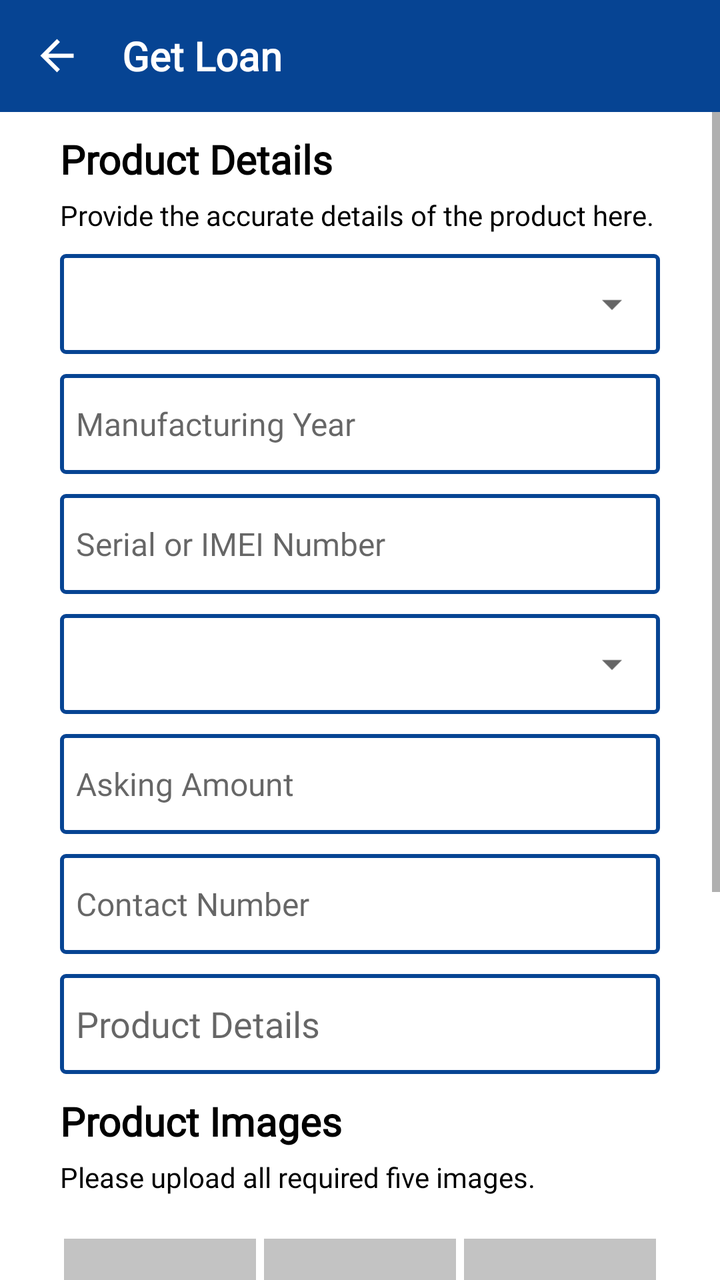
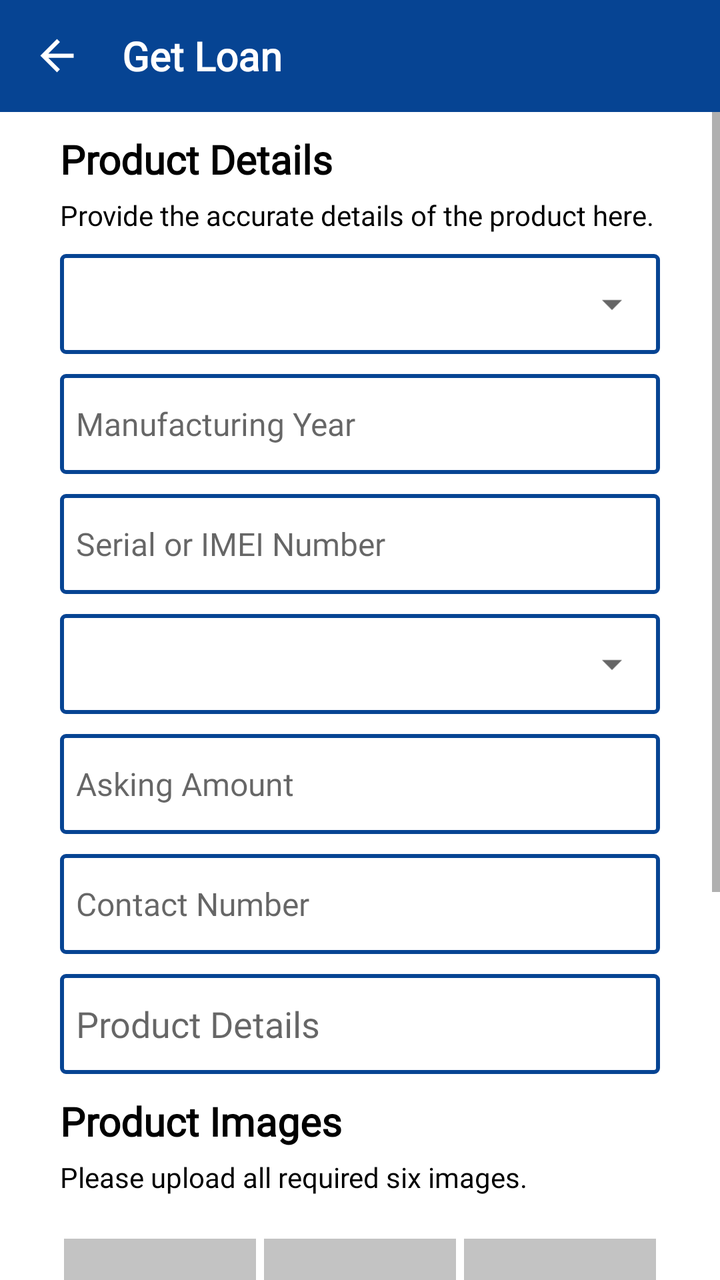

The first picture is an Android layout as it rendered before a commit; the second is the same layout after the commit. The layout source and the unified diff follow.
<!-- AndroidManifest.xml: application theme Theme.MGXChange -->
<!-- res/layout/activity_add_product_to_get_loan.xml -->
<?xml version="1.0" encoding="utf-8"?>
<LinearLayout xmlns:android="http://schemas.android.com/apk/res/android"
    xmlns:app="http://schemas.android.com/apk/res-auto"
    xmlns:tools="http://schemas.android.com/tools"
    android:layout_width="match_parent"
    android:layout_height="match_parent"
    android:orientation="vertical"
    tools:context=".activities.AddProductToGetLoan"
    >


    <androidx.appcompat.widget.Toolbar
        android:id="@+id/toolbar_product_details"
        android:layout_width="match_parent"
        android:layout_height="?attr/actionBarSize"
        android:background="?attr/colorPrimary"
        app:popupTheme="@style/AppTheme.PopupOverlay">

        <RelativeLayout
            android:layout_width="match_parent"
            android:layout_height="match_parent">

            <TextView
                android:id="@+id/title_toolbar"
                android:layout_width="wrap_content"
                android:layout_height="wrap_content"
                android:layout_centerVertical="true"
                android:layout_toEndOf="@id/img_btn_back"
                android:layout_toRightOf="@id/img_btn_back"
                android:fontFamily="@font/sf_regular"
                android:text="@string/toolbar_get_loan"
                android:textColor="@color/white"
                android:textSize="20sp"
                android:textStyle="bold" />

            <ImageView
                android:id="@+id/img_btn_back"
                android:layout_width="25dp"
                android:layout_height="35dp"
                android:layout_alignParentStart="true"
                android:layout_alignParentLeft="true"
                android:layout_centerInParent="true"
                android:layout_marginEnd="20dp"
                android:layout_marginRight="20dp"
                android:src="@drawable/ic_back_button" />
        </RelativeLayout>
    </androidx.appcompat.widget.Toolbar>

    <ScrollView
        android:layout_width="match_parent"
        android:layout_height="match_parent">

        <LinearLayout
            android:layout_width="match_parent"
            android:layout_height="wrap_content"
            android:background="@color/white"
            android:orientation="vertical">

            <TextView
                android:id="@+id/tv_customer_complain_header"
                android:layout_width="wrap_content"
                android:layout_height="wrap_content"
                android:layout_marginLeft="30dp"
                android:layout_marginTop="10dp"
                android:layout_marginRight="30dp"
                android:fontFamily="@font/sf_bold"
                android:text="@string/product_header_product_details"
                android:textColor="@color/black"
                android:textSize="20sp"
                android:textStyle="bold" />

            <TextView
                android:id="@+id/tv_customer_complain_header_below"
                android:layout_width="wrap_content"
                android:layout_height="wrap_content"
                android:layout_marginLeft="30dp"
                android:layout_marginTop="5dp"
                android:layout_marginRight="30dp"
                android:fontFamily="@font/sf_regular"
                android:text="@string/text_product_header"
                android:textColor="@color/black" />

            <LinearLayout
                android:layout_width="match_parent"
                android:layout_height="wrap_content"
                android:layout_marginLeft="30dp"
                android:layout_marginTop="10dp"
                android:layout_marginRight="30dp"
                android:background="@drawable/custom_et_all"
                android:orientation="vertical">

                <Spinner
                    android:id="@+id/spProductType"
                    android:layout_width="match_parent"
                    android:layout_height="50dp"
                    android:padding="4dp"
                    android:spinnerMode="dropdown" />

            </LinearLayout>

            <EditText
                android:id="@+id/etProductYear"
                android:layout_width="match_parent"
                android:layout_height="50dp"
                android:layout_marginLeft="30dp"
                android:layout_marginTop="10dp"
                android:layout_marginRight="30dp"
                android:background="@drawable/custom_et_all"
                android:fontFamily="@font/sf_regular"
                android:hint="@string/product_year_text"
                android:inputType="text"
                android:maxLines="1"
                android:padding="8dp"
                android:textSize="16sp" />

            <EditText
                android:id="@+id/etProductSerial"
                android:layout_width="match_parent"
                android:layout_height="50dp"
                android:layout_marginLeft="30dp"
                android:layout_marginTop="10dp"
                android:layout_marginRight="30dp"
                android:background="@drawable/custom_et_all"
                android:fontFamily="@font/sf_regular"
                android:hint="@string/complain_item_serial_or_imei"
                android:inputType="text"
                android:maxLines="1"
                android:padding="8dp"
                android:textSize="16sp" />

            <LinearLayout
                android:layout_width="match_parent"
                android:layout_height="wrap_content"
                android:layout_marginLeft="30dp"
                android:layout_marginTop="10dp"
                android:layout_marginRight="30dp"
                android:background="@drawable/custom_et_all"
                android:orientation="vertical">

                <Spinner
                    android:id="@+id/spProductCondition"
                    android:layout_width="match_parent"
                    android:layout_height="50dp"
                    android:padding="4dp"
                    android:spinnerMode="dropdown" />
            </LinearLayout>

            <EditText
                android:id="@+id/etAskingAmount"
                android:layout_width="match_parent"
                android:layout_height="50dp"
                android:layout_marginLeft="30dp"
                android:layout_marginTop="10dp"
                android:layout_marginRight="30dp"
                android:background="@drawable/custom_et_all"
                android:fontFamily="@font/sf_regular"
                android:hint="@string/required_loan_amount_text"
                android:inputType="text"
                android:maxLines="1"
                android:padding="8dp"
                android:paddingTop="8dp"
                android:textSize="16sp" />

            <EditText
                android:id="@+id/etContactNumber"
                android:layout_width="match_parent"
                android:layout_height="50dp"
                android:layout_marginLeft="30dp"
                android:layout_marginTop="10dp"
                android:layout_marginRight="30dp"
                android:background="@drawable/custom_et_all"
                android:fontFamily="@font/sf_regular"
                android:hint="@string/contact"
                android:inputType="phone"
                android:padding="8dp"
                android:textSize="16sp" />

            <EditText
                android:id="@+id/etProductDetails"
                android:layout_width="match_parent"
                android:layout_height="50dp"
                android:layout_marginLeft="30dp"
                android:layout_marginTop="10dp"
                android:layout_marginRight="30dp"
                android:background="@drawable/custom_et_all"
                android:fontFamily="@font/sf_regular"
                android:hint="@string/complain_product_detail"
                android:inputType="text"
                android:padding="8dp"
                android:textSize="18sp" />

            <TextView
                android:id="@+id/tv_product_images_header"
                android:layout_width="wrap_content"
                android:layout_height="wrap_content"
                android:layout_marginLeft="30dp"
                android:layout_marginTop="10dp"
                android:layout_marginRight="30dp"
                android:fontFamily="@font/sf_bold"
                android:text="@string/product_image_header"
                android:textColor="@color/black"
                android:textSize="20sp"
                android:textStyle="bold" />

            <TextView
                android:id="@+id/tv_product_images_text"
                android:layout_width="wrap_content"
                android:layout_height="wrap_content"
                android:layout_marginLeft="30dp"
                android:layout_marginTop="5dp"
                android:layout_marginRight="30dp"
                android:fontFamily="@font/sf_regular"
                android:text="@string/product_image_text"
                android:textColor="@color/black" />

            <LinearLayout
                android:layout_width="match_parent"
                android:layout_height="wrap_content"
                android:layout_marginLeft="30dp"
                android:layout_marginRight="30dp"
                android:gravity="center"
                android:orientation="horizontal"
                android:weightSum="3">

                <RelativeLayout
                    android:layout_width="0dp"
                    android:layout_height="wrap_content"
                    android:layout_marginLeft="2dp"
                    android:layout_marginTop="5dp"
                    android:layout_marginRight="2dp"
                    android:layout_weight="1">

                    <ImageView
                        android:id="@+id/ivProductImage1"
                        android:layout_width="100dp"
                        android:layout_height="100dp"
                        android:layout_centerInParent="true"
                        android:src="@drawable/image_default" />

                    <ImageView
                        android:id="@+id/ivProductImageChoose1"
                        android:layout_width="40dp"
                        android:layout_height="40dp"
                        android:layout_alignParentEnd="true"
                        android:layout_alignParentRight="true"
                        android:layout_alignParentBottom="true"
                        android:clickable="true"
                        android:focusable="true"
                        android:src="@drawable/ic_add_a_photo" />
                </RelativeLayout>

                <RelativeLayout
                    android:layout_width="0dp"
                    android:layout_height="wrap_content"
                    android:layout_marginLeft="2dp"
                    android:layout_marginTop="5dp"
                    android:layout_marginRight="2dp"
                    android:layout_weight="1">

                    <ImageView
                        android:id="@+id/ivProductImage2"
                        android:layout_width="100dp"
                        android:layout_height="100dp"
                        android:layout_centerInParent="true"
                        android:src="@drawable/image_default" />

                    <ImageView
                        android:id="@+id/ivProductImageChoose2"
                        android:layout_width="40dp"
                        android:layout_height="40dp"
                        android:layout_alignParentEnd="true"
                        android:layout_alignParentRight="true"
                        android:layout_alignParentBottom="true"
                        android:clickable="true"
                        android:focusable="true"
                        android:src="@drawable/ic_add_a_photo" />
                </RelativeLayout>

                <RelativeLayout
                    android:layout_width="0dp"
                    android:layout_height="wrap_content"
                    android:layout_marginLeft="2dp"
                    android:layout_marginTop="5dp"
                    android:layout_marginRight="2dp"
                    android:layout_weight="1">

                    <ImageView
                        android:id="@+id/ivProductImage3"
                        android:layout_width="100dp"
                        android:layout_height="100dp"
                        android:layout_centerInParent="true"
                        android:src="@drawable/image_default" />

                    <ImageView
                        android:id="@+id/ivProductImageChoose3"
                        android:layout_width="40dp"
                        android:layout_height="40dp"
                        android:layout_alignParentEnd="true"
                        android:layout_alignParentRight="true"
                        android:layout_alignParentBottom="true"
                        android:clickable="true"
                        android:focusable="true"
                        android:src="@drawable/ic_add_a_photo" />
                </RelativeLayout>
            </LinearLayout>

            <LinearLayout
                android:layout_width="match_parent"
                android:layout_height="wrap_content"
                android:layout_marginLeft="30dp"
                android:layout_marginRight="30dp"
                android:baselineAligned="false"
                android:gravity="center"
                android:orientation="horizontal"
                android:weightSum="3">

                <RelativeLayout
                    android:layout_width="0dp"
                    android:layout_height="wrap_content"
                    android:layout_marginLeft="2dp"
                    android:layout_marginTop="5dp"
                    android:layout_marginRight="2dp"
                    android:layout_weight="1">

                    <ImageView
                        android:id="@+id/ivProductImage4"
                        android:layout_width="100dp"
                        android:layout_height="100dp"
                        android:layout_centerInParent="true"
                        android:src="@drawable/image_default" />

                    <ImageView
                        android:id="@+id/ivProductImageChoose4"
                        android:layout_width="40dp"
                        android:layout_height="40dp"
                        android:layout_alignParentEnd="true"
                        android:layout_alignParentRight="true"
                        android:layout_alignParentBottom="true"
                        android:clickable="true"
                        android:focusable="true"
                        android:src="@drawable/ic_add_a_photo" />
                </RelativeLayout>

                <RelativeLayout
                    android:layout_width="0dp"
                    android:layout_height="wrap_content"
                    android:layout_marginLeft="2dp"
                    android:layout_marginTop="5dp"
                    android:layout_marginRight="2dp"
                    android:layout_weight="1">

                    <ImageView
                        android:id="@+id/ivProductImage5"
                        android:layout_width="100dp"
                        android:layout_height="100dp"
                        android:layout_centerInParent="true"
                        android:src="@drawable/image_default" />

                    <ImageView
                        android:id="@+id/ivProductImageChoose5"
                        android:layout_width="40dp"
                        android:layout_height="40dp"
                        android:layout_alignParentEnd="true"
                        android:layout_alignParentRight="true"
                        android:layout_alignParentBottom="true"
                        android:clickable="true"
                        android:focusable="true"
                        android:src="@drawable/ic_add_a_photo" />
                </RelativeLayout>
            </LinearLayout>

            <Button
                android:id="@+id/btnSubmitProduct"
                android:layout_width="match_parent"
                android:layout_height="wrap_content"
                android:layout_marginLeft="30dp"
                android:layout_marginTop="20dp"
                android:layout_marginRight="30dp"
                android:layout_marginBottom="50dp"
                android:background="@drawable/custom_btn_bg"
                android:fontFamily="@font/sf_regular"
                android:padding="8dp"
                android:text="@string/post_product"
                android:textAllCaps="false"
                android:textColor="@color/white"
                android:textSize="18sp" />
        </LinearLayout>
    </ScrollView>

</LinearLayout>
<!-- resources referenced by this layout -->
<resources>
  <color name="black">#000000</color>
  <color name="white">#FFFFFF</color>
  <!-- drawable custom_btn_bg (drawable) -->
  <?xml version="1.0" encoding="utf-8"?>
  <shape xmlns:android="http://schemas.android.com/apk/res/android">
  
      <solid
          android:color="@color/colorPrimary"
          />
  
  </shape>
  <!-- drawable custom_et_all (drawable) -->
  <?xml version="1.0" encoding="utf-8"?>
  <shape xmlns:android="http://schemas.android.com/apk/res/android">
  
      <solid
          android:color="@color/white"
          />
      <stroke
          android:color="@color/colorPrimary"
          android:width="2dp"
          />
      <corners
          android:radius="2dp"
          />
  </shape>
  <!-- drawable ic_add_a_photo (drawable) -->
  <vector android:height="24dp" android:tint="#064493"
      android:viewportHeight="24" android:viewportWidth="24"
      android:width="24dp" xmlns:android="http://schemas.android.com/apk/res/android">
      <path android:fillColor="@android:color/white" android:pathData="M3,4V1h2v3h3v2H5v3H3V6H0V4H3zM6,10V7h3V4h7l1.83,2H21c1.1,0 2,0.9 2,2v12c0,1.1 -0.9,2 -2,2H5c-1.1,0 -2,-0.9 -2,-2V10H6zM13,19c2.76,0 5,-2.24 5,-5s-2.24,-5 -5,-5s-5,2.24 -5,5S10.24,19 13,19zM9.8,14c0,1.77 1.43,3.2 3.2,3.2s3.2,-1.43 3.2,-3.2s-1.43,-3.2 -3.2,-3.2S9.8,12.23 9.8,14z"/>
  </vector>
  <!-- drawable ic_back_button (drawable) -->
  <vector android:height="24dp" android:tint="#FFFFFF"
      android:viewportHeight="24.0" android:viewportWidth="24.0"
      android:width="24dp" xmlns:android="http://schemas.android.com/apk/res/android">
      <path android:fillColor="#FF000000" android:pathData="M20,11H7.83l5.59,-5.59L12,4l-8,8 8,8 1.41,-1.41L7.83,13H20v-2z"/>
  </vector>
  <!-- drawable image_default: jpg bitmap (drawable, 10460 bytes) -->
  <string name="complain_item_serial_or_imei">Serial or IMEI Number</string>
  <string name="complain_product_detail">Product Details</string>
  <string name="contact">Contact Number</string>
  <string name="post_product">Post</string>
  <string name="product_header_product_details">Product Details</string>
  <string name="product_image_header">Product Images</string>
  <string name="product_image_text">Please upload all required five images.</string>
  <string name="product_year_text">Manufacturing Year</string>
  <string name="required_loan_amount_text">Asking Amount</string>
  <string name="text_product_header">Provide the accurate details of the product here.</string>
  <string name="toolbar_get_loan">Get Loan</string>
  <style name="AppTheme.PopupOverlay" parent="ThemeOverlay.AppCompat.Light" />
  <style name="Theme.MGXChange" parent="Theme.MaterialComponents.DayNight.NoActionBar">
          
          <item name="colorPrimary">@color/colorPrimary</item>
          <item name="colorPrimaryVariant">@color/colorPrimaryDark</item>
          <item name="colorOnPrimary">@color/white</item>
          
          <item name="colorSecondary">@color/colorPrimary</item>
          <item name="colorSecondaryVariant">@color/colorPrimaryDark</item>
          <item name="colorOnSecondary">@color/black</item>
          
          <item name="android:statusBarColor" tools:targetApi="l">?attr/colorPrimaryVariant</item>
          
      </style>
  <color name="colorPrimary">#064493</color>
  <style name="Theme.MaterialComponents.DayNight.NoActionBar">
          <item name="windowActionBar">false</item>
          <item name="windowNoTitle">true</item>
      </style>
  <color name="colorPrimaryDark">#073E85</color>
</resources>

<!-- the commit's change to res/layout/activity_add_product_to_get_loan.xml (unified diff, before → after) -->
@@ -367,6 +367,32 @@
                         android:focusable="true"
                         android:src="@drawable/ic_add_a_photo" />
                 </RelativeLayout>
+                <RelativeLayout
+                    android:layout_width="0dp"
+                    android:layout_height="wrap_content"
+                    android:layout_marginLeft="2dp"
+                    android:layout_marginTop="5dp"
+                    android:layout_marginRight="2dp"
+                    android:layout_weight="1">
+
+                    <ImageView
+                        android:id="@+id/ivProductImage6"
+                        android:layout_width="100dp"
+                        android:layout_height="100dp"
+                        android:layout_centerInParent="true"
+                        android:src="@drawable/image_default" />
+
+                    <ImageView
+                        android:id="@+id/ivProductImageChoose6"
+                        android:layout_width="40dp"
+                        android:layout_height="40dp"
+                        android:layout_alignParentEnd="true"
+                        android:layout_alignParentRight="true"
+                        android:layout_alignParentBottom="true"
+                        android:clickable="true"
+                        android:focusable="true"
+                        android:src="@drawable/ic_add_a_photo" />
+                </RelativeLayout>
             </LinearLayout>
 
             <Button
<!-- resource entries referenced after the edit -->
@@ -45,7 +45,7 @@
   <string name="post_product">Post</string>
   <string name="product_header_product_details">Product Details</string>
   <string name="product_image_header">Product Images</string>
-  <string name="product_image_text">Please upload all required five images.</string>
+  <string name="product_image_text">Please upload all required six images.</string>
   <string name="product_year_text">Manufacturing Year</string>
   <string name="required_loan_amount_text">Asking Amount</string>
   <string name="text_product_header">Provide the accurate details of the product here.</string>
